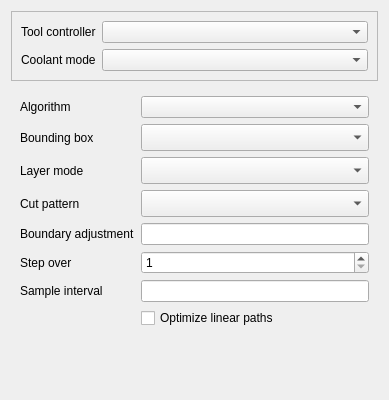
Above: src/Mod/CAM/Gui/Resources/panels/PageOpWaterlineEdit.ui from southseact-3d/fcd before the change. Below: the same form after it.
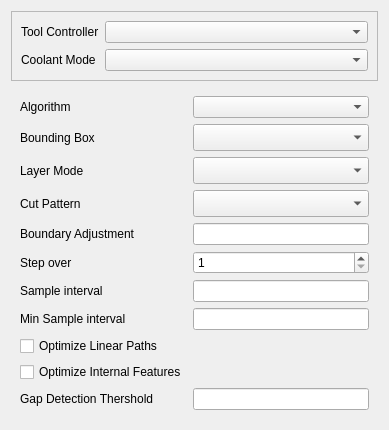
That is the form after the change. Custom widgets are drawn as their Qt base class.

Commit message:
CAM: Waterline OCL Adaptive
Adding OCL Adaptive Algorithm to Waterline Operation

What changed in the file:
```diff
--- a/src/Mod/CAM/Gui/Resources/panels/PageOpWaterlineEdit.ui
+++ b/src/Mod/CAM/Gui/Resources/panels/PageOpWaterlineEdit.ui
@@ -26,7 +26,7 @@
       <item row="0" column="0">
        <widget class="QLabel" name="toolController_label">
         <property name="text">
-         <string>Tool controller</string>
+         <string>Tool Controller</string>
         </property>
        </widget>
       </item>
@@ -43,7 +43,7 @@
       <item row="1" column="0">
        <widget class="QLabel" name="coolantController_label">
         <property name="text">
-         <string>Coolant mode</string>
+         <string>Coolant Mode</string>
         </property>
        </widget>
       </item>
@@ -76,7 +76,7 @@
          </sizepolicy>
         </property>
         <property name="text">
-         <string>Bounding box</string>
+         <string>Bounding Box</string>
         </property>
        </widget>
       </item>
@@ -95,7 +95,7 @@
       <item row="2" column="0">
        <widget class="QLabel" name="layerMode_label">
         <property name="text">
-         <string>Layer mode</string>
+         <string>Layer Mode</string>
         </property>
        </widget>
       </item>
@@ -114,7 +114,7 @@
       <item row="3" column="0">
        <widget class="QLabel" name="cutPattern_label">
         <property name="text">
-         <string>Cut pattern</string>
+         <string>Cut Pattern</string>
         </property>
        </widget>
       </item>
@@ -139,7 +139,7 @@
          </sizepolicy>
         </property>
         <property name="text">
-         <string>Boundary adjustment</string>
+         <string>Boundary Adjustment</string>
         </property>
        </widget>
       </item>
@@ -198,16 +198,60 @@
         </property>
        </widget>
       </item>
+      <item row="7" column="0">
+       <widget class="QLabel" name="minSampleInterval_label">
+        <property name="text">
+         <string>Min Sample interval</string>
+        </property>
+       </widget>
+      </item>
       <item row="7" column="1">
+       <widget class="Gui::InputField" name="minSampleInterval">
+        <property name="toolTip">
+         <string>Set the minimum sampling resolution. Smaller values quickly increase processing time.</string>
+        </property>
+        <property name="unit" stdset="0">
+         <string notr="true">mm</string>
+        </property>
+       </widget>
+      </item>      
+      <item row="8" column="0">
        <widget class="QCheckBox" name="optimizeEnabled">
         <property name="toolTip">
          <string>Enable optimization of linear paths (co-linear points). Removes unnecessary co-linear points from G-code output.</string>
         </property>
         <property name="text">
-         <string>Optimize linear paths</string>
+         <string>Optimize Linear Paths</string>
         </property>
        </widget>
       </item>
+      <item row="9" column="0">
+       <widget class="QCheckBox" name="optimizeInternal">
+        <property name="toolTip">
+         <string>Detect the interconnection of internal features or holes and raise the tool for transition.</string>
+        </property>
+        <property name="text">
+         <string>Optimize Internal Features</string>
+        </property>
+       </widget>
+      </item>
+      <item row="10" column="0">
+       <widget class="QLabel" name="gapDetectionThershold_label">
+        <property name="text">
+         <string>Gap Detection Thershold</string>
+        </property>
+       </widget>
+      </item>      
+      <item row="10" column="1">
+       <widget class="Gui::InputField" name="gapDetectionThershold">
+        <property name="toolTip">
+         <string>Minimum distance between the perimeter and any internal features. Lower values than Sample Interval will be ignored.</string>
+        </property>
+        <property name="unit" stdset="0">
+         <string notr="true">mm</string>
+        </property>
+       </widget>
+      </item>            
      </layout>
     </widget>
    </item>
```
Left out of the diff: 15 changed lines with no effect on the pictures. The commit also changes 3 other files.
